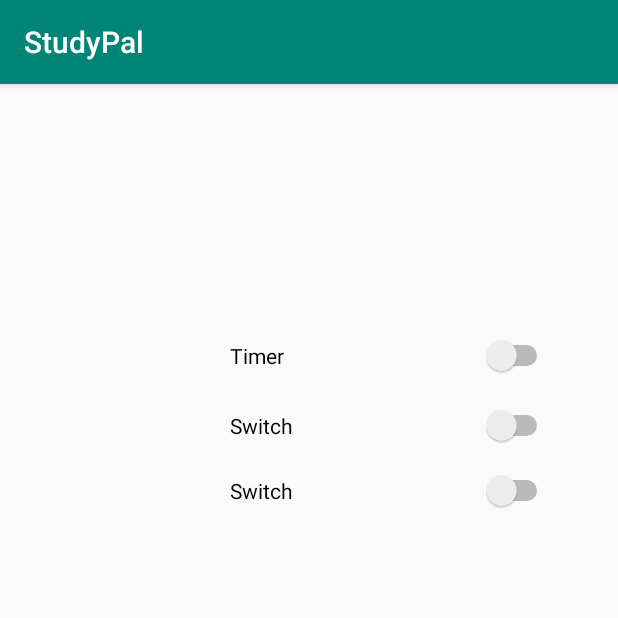
After one commit to sena-neuro/StudyPal, an Android app: the StreamSettingsFragment screen opened through its navigation route, on a phone screen of 412 x 824 dp, the top half of it. The commit adds this screen. Run offline under Robolectric (Android 15) with nearby library versions, the phone set to English and light mode, and no system bars; our stand-ins replace Firebase (no records; nobody signed in at launch, a user with empty details on screens opened directly), navigation-ui.

Commit message:
- StreamSetting fragment added - Button and navgraph updated

```diff
--- a/app/src/main/java/com/example/studypal/HomeFragment.kt
+++ b/app/src/main/java/com/example/studypal/HomeFragment.kt
@@ -30,6 +30,7 @@ class HomeFragment : Fragment(), View.OnClickListener {
     override fun onViewCreated(view: View, savedInstanceState: Bundle?) {
         super.onViewCreated(view, savedInstanceState)
         navController = Navigation.findNavController(view)
+        streamSettingsButton.setOnClickListener(this)
     }
 
     override fun onStart() {
@@ -78,6 +79,7 @@ class HomeFragment : Fragment(), View.OnClickListener {
                 val action = HomeFragmentDirections.actionHomeFragmentToMainFragment("signOut")
                 navController.navigate(action)
             }*/
+            R.id.streamSettingsButton -> navController.navigate(R.id.action_navigation_home_to_streamSettingsFragment)
         }
     }
     companion object {
--- /dev/null
+++ b/app/src/main/java/com/example/studypal/StreamSettingsFragment.kt
@@ -0,0 +1,24 @@
+package com.example.studypal
+
+
+import android.os.Bundle
+import androidx.fragment.app.Fragment
+import android.view.LayoutInflater
+import android.view.View
+import android.view.ViewGroup
+
+/**
+ * A simple [Fragment] subclass.
+ */
+class StreamSettingsFragment : Fragment() {
+
+    override fun onCreateView(
+        inflater: LayoutInflater, container: ViewGroup?,
+        savedInstanceState: Bundle?
+    ): View? {
+        // Inflate the layout for this fragment
+        return inflater.inflate(R.layout.fragment_stream_settings, container, false)
+    }
+
+
+}
--- a/app/src/main/res/layout/fragment_home.xml
+++ b/app/src/main/res/layout/fragment_home.xml
@@ -3,23 +3,18 @@
         xmlns:android="http://schemas.android.com/apk/res/android"
         xmlns:app="http://schemas.android.com/apk/res-auto"
         xmlns:tools="http://schemas.android.com/tools"
-        android:id="@+id/phoneNumber"
+        android:id="@+id/constraintLayout"
         android:layout_width="match_parent"
         android:layout_height="match_parent"
         tools:context=".HomeFragment">
 
-    <TextView
-            android:id="@+id/welcomeText"
-            android:layout_width="68dp"
-            android:layout_height="38dp"
-            android:layout_marginStart="8dp"
-            android:layout_marginTop="244dp"
-            android:layout_marginEnd="8dp"
-            android:layout_marginBottom="8dp"
-            app:layout_constraintBottom_toTopOf="@+id/nav_view"
+    <Button
+            android:id="@+id/streamSettingsButton"
+            android:layout_width="wrap_content"
+            android:layout_height="wrap_content"
+            android:text="@string/stream_button_name"
+            app:layout_constraintBottom_toBottomOf="parent"
             app:layout_constraintEnd_toEndOf="parent"
-            app:layout_constraintHorizontal_bias="0.529"
             app:layout_constraintStart_toStartOf="parent"
             app:layout_constraintTop_toTopOf="parent" />
-
 </androidx.constraintlayout.widget.ConstraintLayout>
--- /dev/null
+++ b/app/src/main/res/layout/fragment_stream_settings.xml
@@ -0,0 +1,42 @@
+<?xml version="1.0" encoding="utf-8"?>
+<androidx.constraintlayout.widget.ConstraintLayout xmlns:android="http://schemas.android.com/apk/res/android"
+        xmlns:app="http://schemas.android.com/apk/res-auto"
+        xmlns:tools="http://schemas.android.com/tools"
+        android:id="@+id/constraintLayout"
+        android:layout_width="match_parent"
+        android:layout_height="match_parent"
+        tools:context=".StreamSettingsFragment" >
+
+    <Switch
+            android:id="@+id/switch1"
+            android:layout_width="215dp"
+            android:layout_height="34dp"
+            android:layout_marginEnd="44dp"
+            android:layout_marginBottom="496dp"
+            android:text="Timer"
+            app:layout_constraintBottom_toBottomOf="parent"
+            app:layout_constraintEnd_toEndOf="parent"
+            app:layout_constraintTop_toTopOf="parent" />
+
+    <Switch
+            android:id="@+id/switch2"
+            android:layout_width="0dp"
+            android:layout_height="0dp"
+            android:layout_marginTop="16dp"
+            android:text="Switch"
+            app:layout_constraintEnd_toEndOf="@+id/switch1"
+            app:layout_constraintHorizontal_bias="0.0"
+            app:layout_constraintStart_toStartOf="@+id/switch1"
+            app:layout_constraintTop_toBottomOf="@+id/switch1" />
+
+    <Switch
+            android:id="@+id/switch3"
+            android:layout_width="0dp"
+            android:layout_height="wrap_content"
+            android:layout_marginTop="16dp"
+            android:text="Switch"
+            app:layout_constraintEnd_toEndOf="@+id/switch2"
+            app:layout_constraintStart_toStartOf="@+id/switch2"
+            app:layout_constraintTop_toBottomOf="@+id/switch2" />
+
+</androidx.constraintlayout.widget.ConstraintLayout>
--- a/app/src/main/res/navigation/nav_graph.xml
+++ b/app/src/main/res/navigation/nav_graph.xml
@@ -58,6 +58,9 @@
                 app:destination="@id/mainFragment"
                 app:popUpTo="@+id/mainFragment"
                 app:popUpToInclusive="true" />
+        <action
+                android:id="@+id/action_navigation_home_to_streamSettingsFragment"
+                app:destination="@id/streamSettingsFragment" />
     </fragment>
     <fragment
             android:id="@+id/navigation_profile"
@@ -74,4 +77,9 @@
             android:name="com.example.studypal.SocialFragment"
             android:label="fragment_social"
             tools:layout="@layout/fragment_social" />
+    <fragment
+            android:id="@+id/streamSettingsFragment"
+            android:name="com.example.studypal.StreamSettingsFragment"
+            android:label="fragment_stream_settings"
+            tools:layout="@layout/fragment_stream_settings" />
 </navigation>
--- a/app/src/main/res/values/strings.xml
+++ b/app/src/main/res/values/strings.xml
@@ -24,4 +24,5 @@
     <string name="profile">Profile</string>
     <string name="social">Social</string>
     <string name="settings">Settings</string>
+    <string name="stream_button_name">STREAM</string>
 </resources>
```
